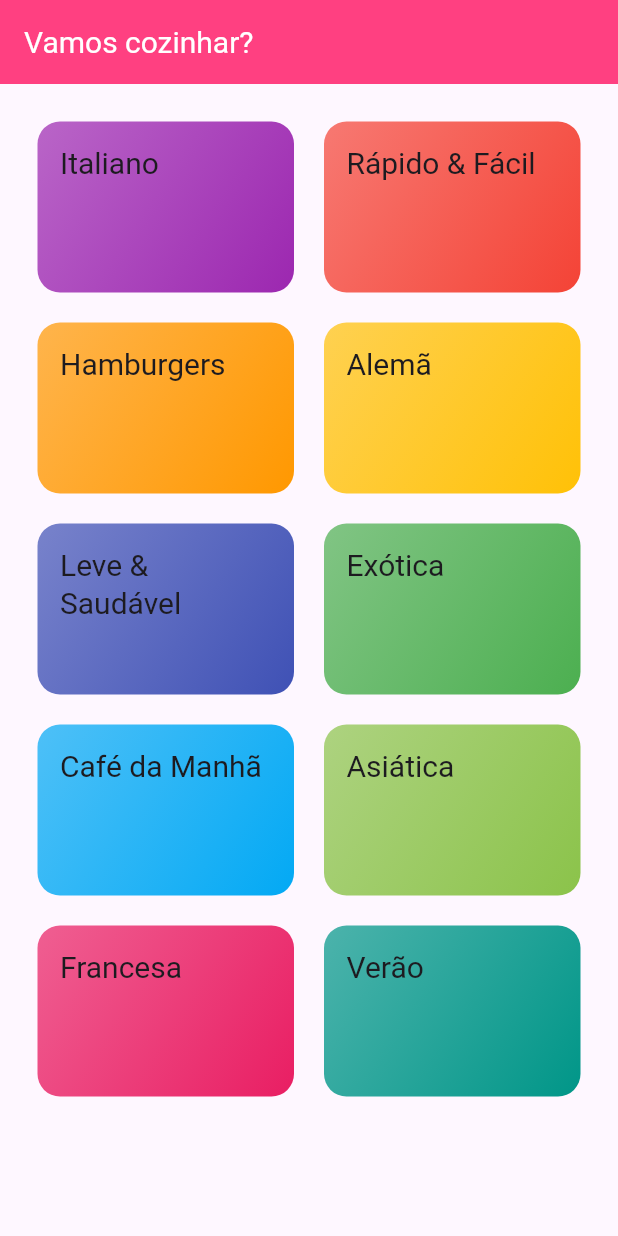
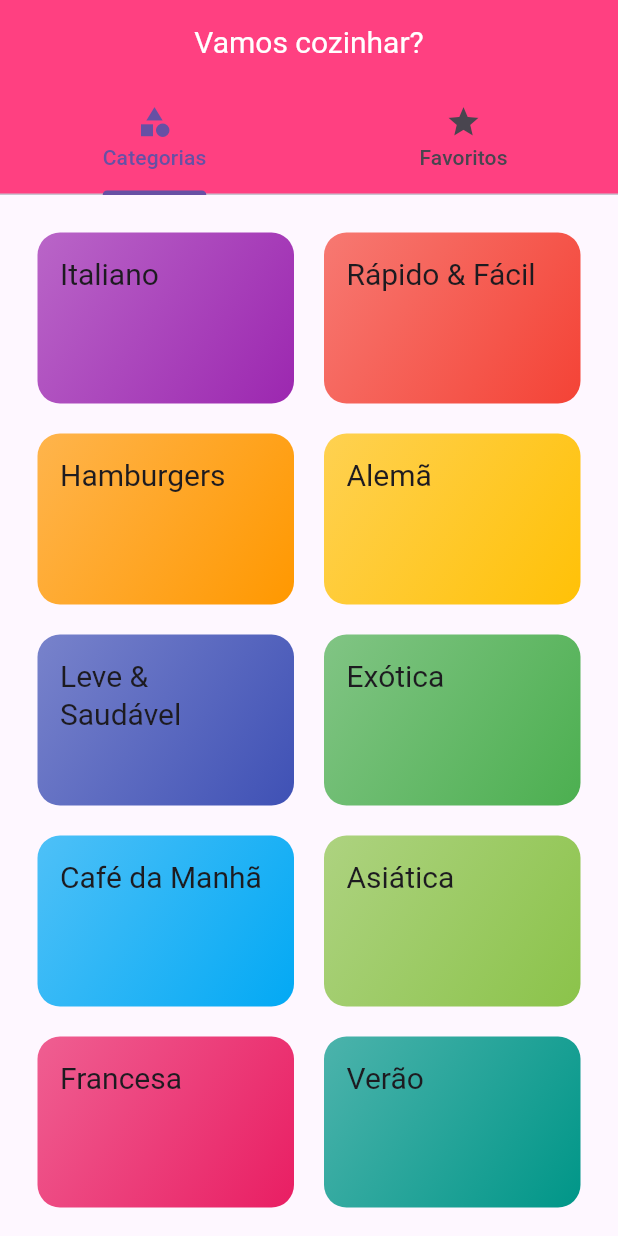
Before and after one commit to LucasFagundesWielewski/meal_track_app, a Flutter app: the screen it shows after launch, on a phone screen of 412 x 824 dp. Run offline on Flutter 3.47's test engine with Material 3 defaults, Android fonts, the phone set to English and light mode, and no system bars; Roboto replaces fonts that are missing (RobotoCondensed).

Commit message:
added favorite and tab screen

```diff
--- a/lib/main.dart
+++ b/lib/main.dart
@@ -1,7 +1,7 @@
 import 'package:flutter/material.dart';
 import 'package:meal_track_app/screens/catgories_meals_screen.dart';
 import 'package:meal_track_app/screens/meal_detail_screen.dart';
-import 'screens/categories_screen.dart';
+import 'package:meal_track_app/screens/tabs_screen.dart';
 import 'utils/app_routes.dart';
 
 void main() {
@@ -17,7 +17,7 @@
         primarySwatch: Colors.pink,
         hintColor: Colors.amber,
         fontFamily: 'Raleway',
-        canvasColor: const Color.fromRGBO(255, 254, 229, 1),
+        canvasColor: Color.fromARGB(255, 255, 229, 229),
         textTheme: ThemeData.light().textTheme.copyWith(
               titleLarge: const TextStyle(
                 fontSize: 20,
@@ -27,14 +27,14 @@
         appBarTheme: const AppBarTheme(
           color: Colors.pinkAccent,
           titleTextStyle: TextStyle(
-            color: Colors.white, // Define a cor do texto da AppBar
+            color: Colors.white,
             fontSize: 20,
             fontFamily: 'RobotoCondensed',
           ),
         ),
       ),
-      home: CategoriesScreen(),
       routes: {
+        AppRoutes.HOME: (context) => TabsScreen(),
         AppRoutes.CATEGORIES_MEALS: (context) => CatgoriesMealsScreen(),
         AppRoutes.MEAL_DETAIL: (context) => MealDetailScreen(),
       },
--- a/lib/screens/categories_screen.dart
+++ b/lib/screens/categories_screen.dart
@@ -5,11 +5,7 @@
 class CategoriesScreen extends StatelessWidget {
   @override
   Widget build(BuildContext context) {
-    return Scaffold(
-      appBar: AppBar(
-        title: const Text('Vamos cozinhar?'),
-      ),
-      body: GridView(
+    return GridView(
       padding: const EdgeInsets.all(25),
       gridDelegate: const SliverGridDelegateWithMaxCrossAxisExtent(
         maxCrossAxisExtent: 200,
@@ -20,7 +16,6 @@
       children: DUMMY_CATEGORIES.map((cat) {
         return CategoryItem(cat);
       }).toList(),
-      ),
     );
   }
 }
--- a/lib/screens/catgories_meals_screen.dart
+++ b/lib/screens/catgories_meals_screen.dart
@@ -4,7 +4,6 @@
 import '../models/category.dart';
 
 class CatgoriesMealsScreen extends StatelessWidget {
-
   @override
   Widget build(BuildContext context) {
     final category = ModalRoute.of(context)?.settings.arguments as Category;
--- /dev/null
+++ b/lib/screens/favorite_screen.dart
@@ -0,0 +1,10 @@
+import 'package:flutter/material.dart';
+
+class FavoriteScreen extends StatelessWidget {
+  @override
+  Widget build(BuildContext context) {
+    return Center(
+      child: Text('Minhas refeições favoritas'),
+    );
+  }
+}
--- /dev/null
+++ b/lib/screens/tabs_screen.dart
@@ -0,0 +1,37 @@
+import 'package:flutter/material.dart';
+import 'categories_screen.dart';
+import 'favorite_screen.dart';
+
+class TabsScreen extends StatelessWidget {
+  @override
+  Widget build(BuildContext context) {
+    return DefaultTabController(
+      length: 2,
+      child: Scaffold(
+        appBar: AppBar(
+          title: Center(
+            child: Text('Vamos cozinhar?'),
+          ),
+          bottom: TabBar(
+            tabs: <Widget>[
+              Tab(
+                icon: Icon(Icons.category),
+                text: 'Categorias',
+              ),
+              Tab(
+                icon: Icon(Icons.star),
+                text: 'Favoritos',
+              ),
+            ],
+          ),
+        ),
+        body: TabBarView(
+          children: <Widget>[
+            CategoriesScreen(),
+            FavoriteScreen(),
+          ],
+        ),
+      ),
+    );
+  }
+}
```
Lines whose indentation alone changed are shown as unchanged.
